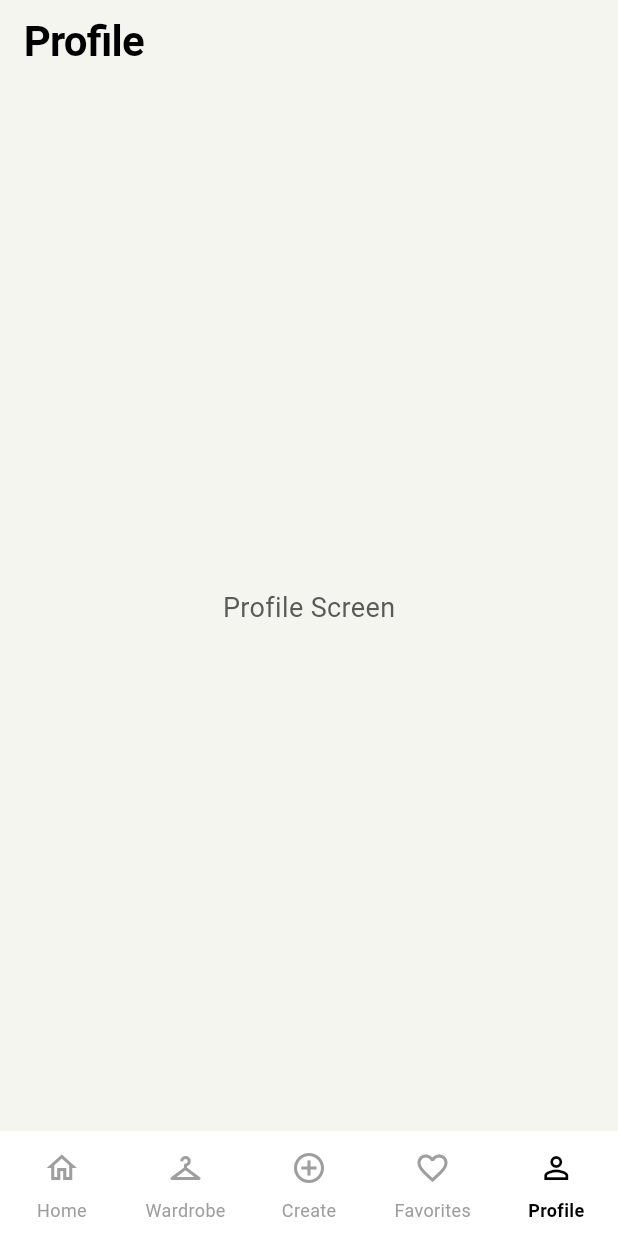
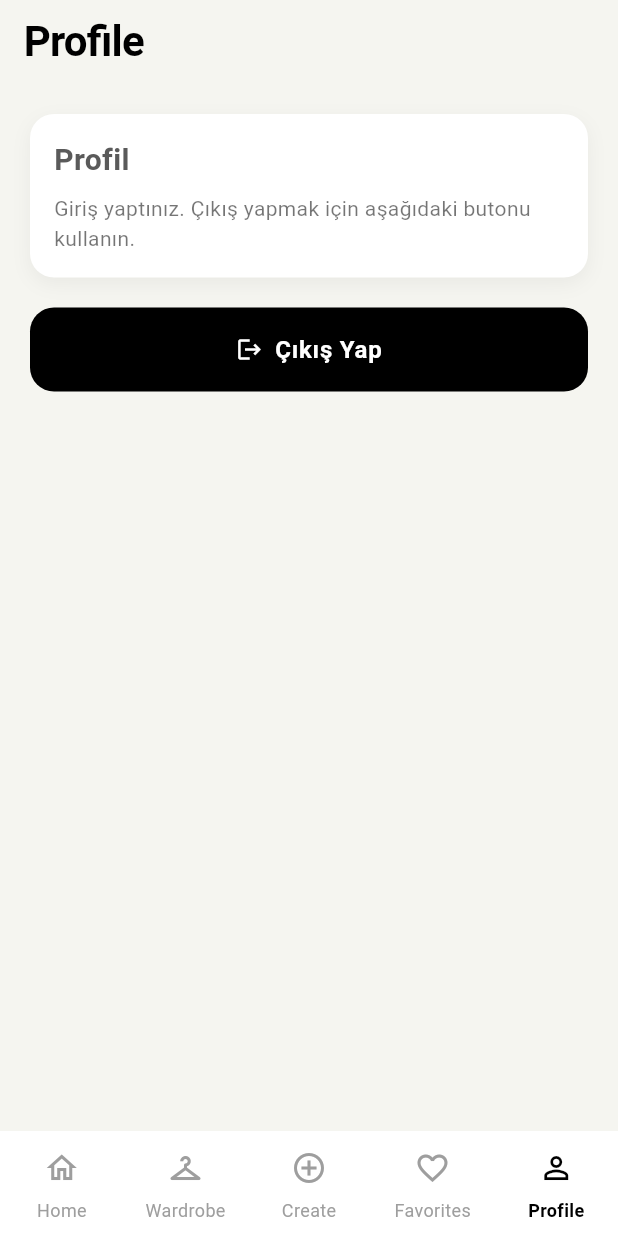
Before and after one commit to mecidztrko/combine_maker, a Flutter app: the HomePage screen opened directly with empty values, item 5 of the bottom bar chosen, on a phone screen of 412 x 824 dp. Run offline on Flutter 3.47's test engine with Material 3 defaults, Android fonts, the phone set to English and light mode, and no system bars; our stand-ins replace image_picker.

Commit message:
apiye bağlanıyor

```diff
--- a/lib/screens/create_outfit_page.dart
+++ b/lib/screens/create_outfit_page.dart
@@ -1,6 +1,5 @@
 import 'package:flutter/material.dart';
 import 'package:image_picker/image_picker.dart';
-import 'dart:io';
 import 'package:combine_maker/models/outfit.dart';
 import 'package:combine_maker/models/image_library.dart';
 import 'package:combine_maker/screens/image_library_page.dart';
--- a/lib/screens/home_page.dart
+++ b/lib/screens/home_page.dart
@@ -9,7 +9,13 @@ import '../services/ai_service.dart';
 class HomePage extends StatefulWidget {
   final AppState appState;
   final ImageLibraryState imageLibraryState;
-  const HomePage({super.key, required this.appState, required this.imageLibraryState});
+  final VoidCallback onLogout;
+  const HomePage({
+    super.key,
+    required this.appState,
+    required this.imageLibraryState,
+    required this.onLogout,
+  });
 
   @override
   State<HomePage> createState() => _HomePageState();
@@ -277,8 +283,45 @@ class _HomePageState extends State<HomePage> {
       appBar: AppBar(
         title: const Text('Profile'),
       ),
-      body: const Center(
-        child: Text('Profile Screen', style: TextStyle(fontSize: 18)),
+      body: Padding(
+        padding: const EdgeInsets.all(20),
+        child: Column(
+          crossAxisAlignment: CrossAxisAlignment.stretch,
+          children: [
+            Container(
+              padding: const EdgeInsets.all(16),
+              decoration: BoxDecoration(
+                color: Colors.white,
+                borderRadius: BorderRadius.circular(16),
+                boxShadow: [
+                  BoxShadow(
+                    color: Colors.black.withOpacity(0.05),
+                    blurRadius: 10,
+                    offset: const Offset(0, 4),
+                  ),
+                ],
+              ),
+              child: Column(
+                crossAxisAlignment: CrossAxisAlignment.start,
+                children: const [
+                  Text('Profil', style: TextStyle(fontSize: 20, fontWeight: FontWeight.w700)),
+                  SizedBox(height: 8),
+                  Text('Giriş yaptınız. Çıkış yapmak için aşağıdaki butonu kullanın.',
+                      style: TextStyle(color: Colors.black54)),
+                ],
+              ),
+            ),
+            const SizedBox(height: 20),
+            ElevatedButton.icon(
+              onPressed: widget.onLogout,
+              icon: const Icon(Icons.logout),
+              label: const Text('Çıkış Yap'),
+              style: ElevatedButton.styleFrom(
+                minimumSize: const Size(double.infinity, 56),
+              ),
+            ),
+          ],
+        ),
       ),
     );
   }
--- a/lib/screens/login_page.dart
+++ b/lib/screens/login_page.dart
@@ -201,7 +201,7 @@ class _LoginPageState extends State<LoginPage> {
                           const SizedBox(width: 10),
                           Expanded(
                             child: Text(
-                              'MVP için herhangi bir email ve en az 6 karakterlik şifre ile giriş yapabilirsiniz.',
+                              'Gerçek API\'ye bağlanır. Kayıtlı kullanıcı email/şifresini kullanın.',
                               style: TextStyle(
                                 color: Colors.green.shade800,
                                 fontSize: 12,
```
Also changed, not shown: lib/config.dart (added, +8 -0 lines), lib/main.dart (+22 -20 lines), lib/services/user_service.dart (+62 -8 lines).
